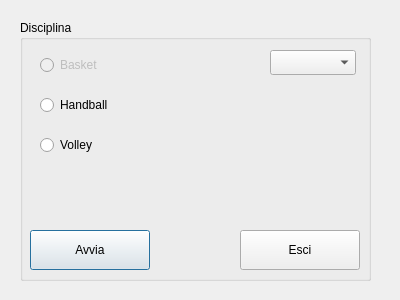
Above: choosediscipline.ui from McuMirror/scoreController before the change. Below: the same form after it.
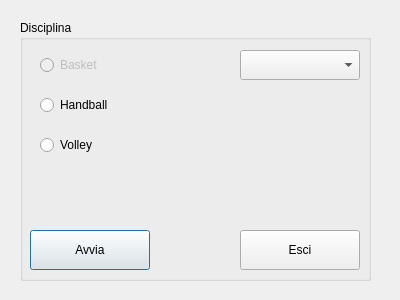
That is the form after the change.

Commit message: Modified langage combobox

What changed in the file:
```diff
--- a/choosediscipline.ui
+++ b/choosediscipline.ui
@@ -102,10 +102,10 @@
    <widget class="QComboBox" name="LanguageComboBox">
     <property name="geometry">
      <rect>
-      <x>250</x>
+      <x>220</x>
       <y>30</y>
-      <width>86</width>
-      <height>25</height>
+      <width>120</width>
+      <height>30</height>
      </rect>
     </property>
    </widget>
```
